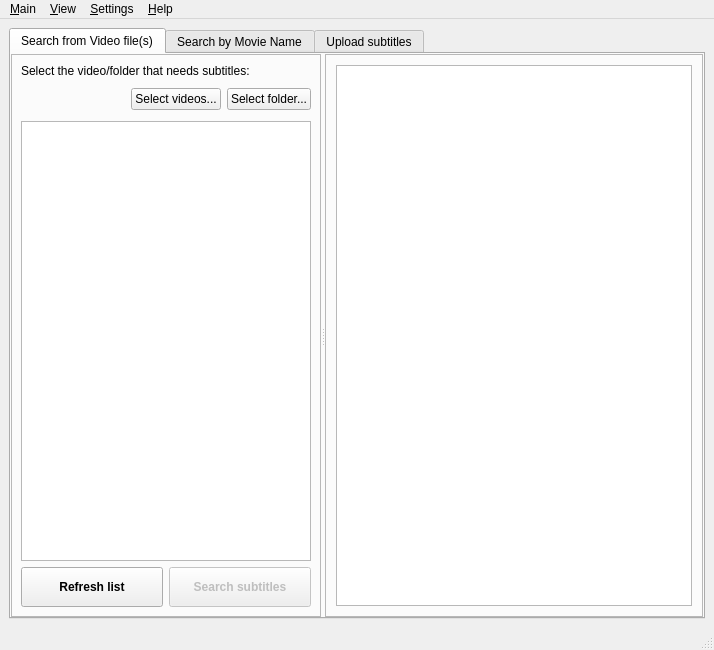
Above: subdownloader/client/gui/main.ui from subdownloader/subdownloader before the change. Below: the same form after it.
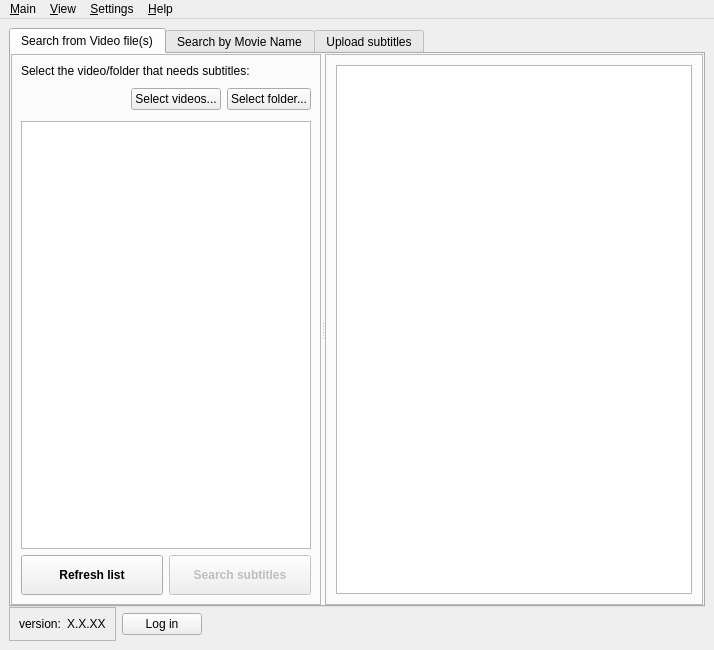
That is the form after the change. Icons and pictures are not drawn. Custom widgets are drawn as their Qt base class.

Commit message: gui: move login button and version label to ui design file

Patch:
```diff
--- a/subdownloader/client/gui/main.ui
+++ b/subdownloader/client/gui/main.ui
@@ -27,6 +27,9 @@
    <layout class="QVBoxLayout" name="verticalLayout_5">
     <item>
      <layout class="QVBoxLayout">
+      <property name="spacing">
+       <number>0</number>
+      </property>
       <item>
        <widget class="QTabWidget" name="tabsMain">
         <property name="enabled">
@@ -1297,11 +1300,66 @@
         </widget>
        </widget>
       </item>
+      <item>
+       <layout class="QHBoxLayout" name="horizontalLayout_2">
+        <property name="spacing">
+         <number>6</number>
+        </property>
+        <item>
+         <widget class="QFrame" name="frame_3">
+          <property name="frameShape">
+           <enum>QFrame::StyledPanel</enum>
+          </property>
+          <property name="frameShadow">
+           <enum>QFrame::Sunken</enum>
+          </property>
+          <layout class="QHBoxLayout" name="horizontalLayout_7">
+           <item>
+            <widget class="QLabel" name="label_version_description">
+             <property name="text">
+              <string>version:</string>
+             </property>
+            </widget>
+           </item>
+           <item>
+            <widget class="QLabel" name="label_version">
+             <property name="frameShadow">
+              <enum>QFrame::Sunken</enum>
+             </property>
+             <property name="text">
+              <string notr="true">X.X.XX</string>
+             </property>
+            </widget>
+           </item>
+          </layout>
+         </widget>
+        </item>
+        <item>
+         <widget class="QPushButton" name="button_login">
+          <property name="text">
+           <string>Log in</string>
+          </property>
+         </widget>
+        </item>
+        <item>
+         <spacer name="horizontalSpacer_3">
+          <property name="orientation">
+           <enum>Qt::Horizontal</enum>
+          </property>
+          <property name="sizeHint" stdset="0">
+           <size>
+            <width>40</width>
+            <height>20</height>
+           </size>
+          </property>
+         </spacer>
+        </item>
+       </layout>
+      </item>
      </layout>
     </item>
    </layout>
   </widget>
-  <widget class="QStatusBar" name="statusbar"/>
   <widget class="QMenuBar" name="menuBar">
    <property name="geometry">
     <rect>
```
The commit also changes 2 other files.
